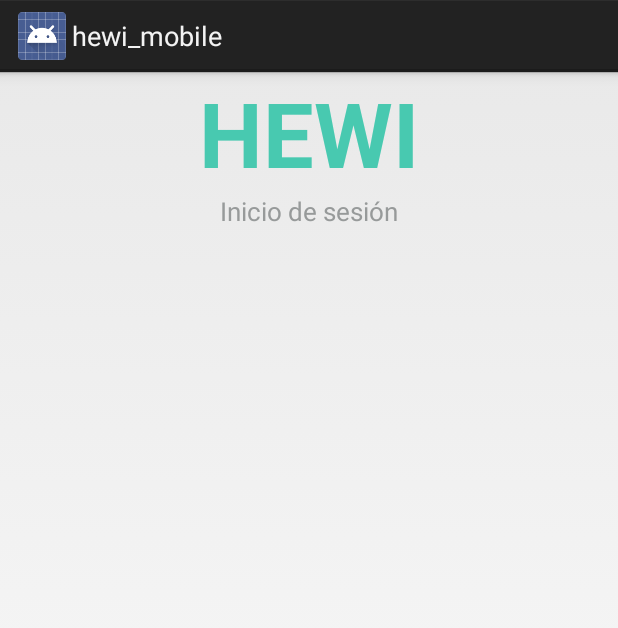
After one commit to nyadev/hewi_mobile, an Android app: the layout activity_inicio_sesion.xml on its own in the app's theme, with its tools: preview values and no code run, on a phone screen of 412 x 824 dp. The commit adds this screen. Shown: the top 628 px of the screen. Run offline under Robolectric (Android 15) with nearby library versions, the phone set to English and light mode, and no system bars.

Commit message:
Third commit

```diff
--- a/app/build.gradle
+++ b/app/build.gradle
@@ -21,6 +21,7 @@ android {
 dependencies {
     implementation fileTree(dir: 'libs', include: ['*.jar'])
     implementation 'com.android.support.constraint:constraint-layout:1.0.2'
+    implementation 'com.android.support:appcompat-v7:26.1.0'
     testImplementation 'junit:junit:4.12'
     androidTestImplementation 'com.android.support.test:runner:1.0.1'
     androidTestImplementation 'com.android.support.test.espresso:espresso-core:3.0.1'
--- a/app/src/main/AndroidManifest.xml
+++ b/app/src/main/AndroidManifest.xml
@@ -9,14 +9,14 @@
         android:roundIcon="@mipmap/ic_launcher_round"
         android:supportsRtl="true"
         android:theme="@style/AppTheme">
-        <activity
-            android:name=".MainActivity">
+        <activity android:name=".MainActivity">
             <intent-filter>
                 <action android:name="android.intent.action.MAIN" />
 
                 <category android:name="android.intent.category.LAUNCHER" />
             </intent-filter>
         </activity>
+        <activity android:name=".InicioSesion"></activity>
     </application>
 
 </manifest>
--- /dev/null
+++ b/app/src/main/res/layout/activity_inicio_sesion.xml
@@ -0,0 +1,36 @@
+<?xml version="1.0" encoding="utf-8"?>
+<android.support.constraint.ConstraintLayout xmlns:android="http://schemas.android.com/apk/res/android"
+    xmlns:app="http://schemas.android.com/apk/res-auto"
+    xmlns:tools="http://schemas.android.com/tools"
+    android:layout_width="match_parent"
+    android:layout_height="match_parent"
+    tools:context="com.example.alumno.hewi_mobile.InicioSesion">
+
+
+    <LinearLayout
+        android:layout_width="match_parent"
+        android:layout_height="wrap_content"
+        android:orientation="vertical">
+
+        <TextView
+            android:id="@+id/textView"
+            android:layout_width="match_parent"
+            android:layout_height="wrap_content"
+            android:gravity="center"
+            android:text="HEWI"
+            android:textColor="#48C9B0"
+            android:textSize="60dp"
+            android:textStyle="bold" />
+        <TextView
+            android:id="@+id/textView2"
+            android:layout_width="match_parent"
+            android:layout_height="wrap_content"
+            android:gravity="center"
+            android:text="Inicio de sesión"
+            android:textColor="#979A9A"
+            android:textSize="17dp" />
+
+
+    </LinearLayout>
+
+</android.support.constraint.ConstraintLayout>
```
Also changed, not shown: app/src/main/java/com/example/alumno/hewi_mobile/InicioSesion.java (added, +15 -0 lines), app/src/main/java/com/example/alumno/hewi_mobile/MainActivity.java (+13 -0 lines), app/src/main/res/layout/activity_main.xml (+5 -13 lines).
